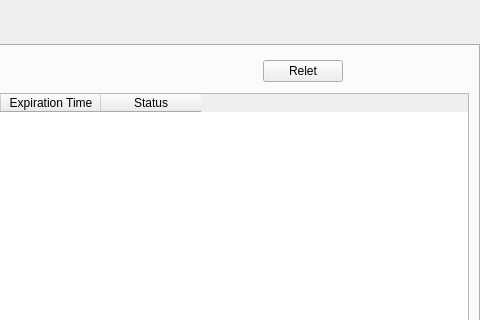
Above: src/qt/forms/masternodelist.ui from MassGrid/MassGrid before the change; both pictures show x 411 to 891 and y 0 to 320 of the 891 by 454 pixel window. Below: the same form after it.
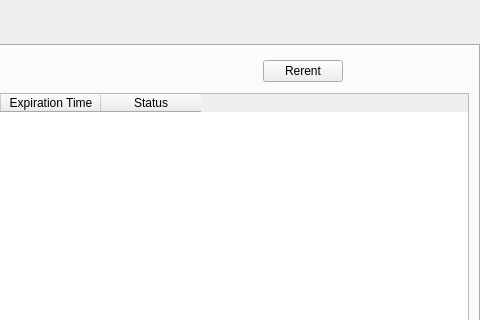
That is the form after the change. The open tabs and pages were chosen to show the change.

Commit message: update rerent service and fix order detail list

```diff
--- a/src/qt/forms/masternodelist.ui
+++ b/src/qt/forms/masternodelist.ui
@@ -381,7 +381,7 @@
              <item>
               <widget class="QPushButton" name="pBtn_relet">
                <property name="text">
-                <string>Relet</string>
+                <string>Rerent</string>
                </property>
               </widget>
              </item>
```
Left out of the diff: 2 changed lines with no effect on the pictures. The commit also changes 24 other files.
